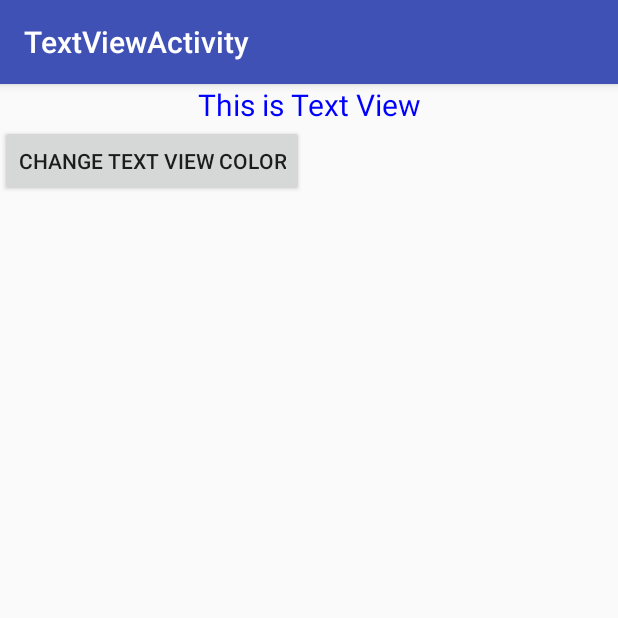
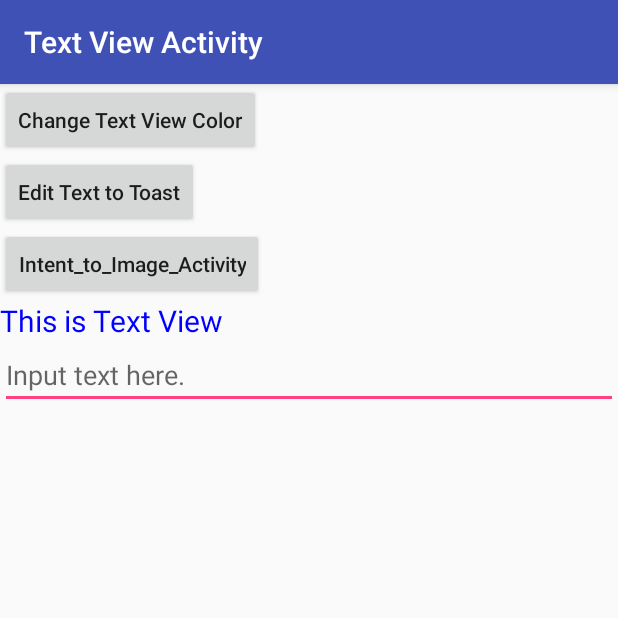
Before and after one commit to xmulder/TextViewActivity, an Android app: the screen it shows after launch (TextViewActivity), on a phone screen of 412 x 824 dp, the top half of it. Run offline under Robolectric (Android 15) with nearby library versions, the phone set to English and light mode, and no system bars.

```diff
--- a/app/src/main/java/com/example/rindou11/textviewactivity/TextViewActivity.java
+++ b/app/src/main/java/com/example/rindou11/textviewactivity/TextViewActivity.java
@@ -1,26 +1,76 @@
 package com.example.rindou11.textviewactivity;
 
+import android.content.Intent;
 import android.graphics.Color;
+import android.renderscript.Script;
+import android.support.v7.app.AlertDialog;
 import android.support.v7.app.AppCompatActivity;
 import android.os.Bundle;
 import android.view.View;
 import android.widget.Button;
+import android.widget.EditText;
 import android.widget.TextView;
+import android.widget.Toast;
 
-public class TextViewActivity extends AppCompatActivity {
+import org.w3c.dom.Text;
 
-    @Override
+public class TextViewActivity extends AppCompatActivity implements View.OnClickListener {
+
+    private Button button_change_color;
+    private Button button_edit_text_to_toast;
+    private Button intent_to_second_activity_button;
+
+    private EditText editText1;
+    private TextView text_view_test_1;
+
     protected void onCreate(Bundle savedInstanceState) {
         super.onCreate(savedInstanceState);
         setContentView(R.layout.text_view_activity);
 
-        Button change_color_button=(Button)findViewById(R.id.button_change_color);
-        final TextView text_view_test_1=(TextView)findViewById(R.id.text_view_text);
-        change_color_button.setOnClickListener(new View.OnClickListener() {
-            @Override
-            public void onClick(View view) {
-                text_view_test_1.setTextColor(Color.rgb(255,0,0));
-            }
-        });
+        button_change_color=(Button)findViewById(R.id.button_change_color);
+        button_edit_text_to_toast =(Button)findViewById(R.id.edit_text_to_toast);
+        intent_to_second_activity_button=(Button)findViewById(R.id.button_intent_to_image_activity);
+
+        text_view_test_1=(TextView)findViewById(R.id.text_view_text);
+        editText1=(EditText)findViewById(R.id.edit_text_1);
+
+
+        button_edit_text_to_toast.setOnClickListener((View.OnClickListener)this);
+        button_change_color.setOnClickListener((View.OnClickListener)this);
+        intent_to_second_activity_button.setOnClickListener((View.OnClickListener)this);
+    }
+
+    public void onClick(View v){
+        switch (v.getId()){
+            case R.id.edit_text_to_toast:
+                String editString=editText1.getText().toString();
+                if (editString != null && !editString.equals("")){
+                    Toast.makeText(TextViewActivity.this,editString,Toast.LENGTH_SHORT).show();
+                }
+                else {
+                    AlertDialog.Builder alert_dialog=new AlertDialog.Builder(TextViewActivity.this);
+                    alert_dialog.setTitle("Alert");
+                    alert_dialog.setMessage("Please input something in Edit View.");
+                    alert_dialog.setCancelable(true);
+                    alert_dialog.show();
+
+                }
+                break;
+            case R.id.button_change_color:
+                text_view_test_1.setTextColor(Color.rgb(47,79,79));
+                break;
+            case R.id.button_intent_to_image_activity:
+                Intent intent_image=new Intent("android.intent.action.IMAGELAUNCH");
+                intent_image.addCategory("android.intent.category.IMAGEACTIVITY");
+                startActivity(intent_image);
+                break;
+            default:
+                break;
+        }
+    }
+
+    @Override
+    public void onPointerCaptureChanged(boolean hasCapture) {
+
     }
 }
--- a/app/src/main/res/layout/text_view_activity.xml
+++ b/app/src/main/res/layout/text_view_activity.xml
@@ -3,8 +3,30 @@
     android:orientation="vertical" android:layout_width="match_parent"
     android:layout_height="match_parent">
 
+    <Button
+        android:layout_width="wrap_content"
+        android:layout_height="wrap_content"
+        android:text="Change Text View Color"
+        android:id="@+id/button_change_color"
+        android:gravity="center_vertical|center_horizontal"
+        android:textAllCaps="false"/>
+    <Button
+        android:layout_width="wrap_content"
+        android:layout_height="wrap_content"
+        android:id="@+id/edit_text_to_toast"
+        android:text="Edit Text to Toast"
+        android:gravity="center_vertical|center_horizontal"
+        android:textAllCaps="false" />
+    <Button
+        android:layout_width="wrap_content"
+        android:layout_height="wrap_content"
+        android:id="@+id/button_intent_to_image_activity"
+        android:text="Intent_to_Image_Activity"
+        android:gravity="center_vertical|center_horizontal"
+        android:textAllCaps="false" />
+
     <TextView
-        android:layout_width="match_parent"
+        android:layout_width="wrap_content"
         android:layout_height="wrap_content"
         android:text="This is Text View"
         android:textColor="#0000FF"
@@ -12,11 +34,13 @@
         android:gravity="center_horizontal|center_vertical"
         android:id="@+id/text_view_text"/>
 
-    <Button
-        android:layout_width="wrap_content"
+    <EditText
+        android:layout_width="match_parent"
         android:layout_height="wrap_content"
-        android:text="Change Text View Color"
-        android:id="@+id/button_change_color"
-        android:gravity="center_vertical|center_horizontal"/>
+        android:id="@+id/edit_text_1"
+        android:textColor="#0000FF"
+        android:hint="Input text here."
+        android:autoSizeMaxTextSize="15dp"
+        android:maxLines="10"/>
 
 </LinearLayout>
```
Also changed, not shown: app/src/main/AndroidManifest.xml (+10 -1 lines), app/src/main/java/com/example/rindou11/textviewactivity/TextViewImageActivity.java (added, +32 -0 lines), app/src/main/res/layout/text_view_image_activity.xml (added, +17 -0 lines), app/src/main/res/drawable/img_1.jpg (added).
